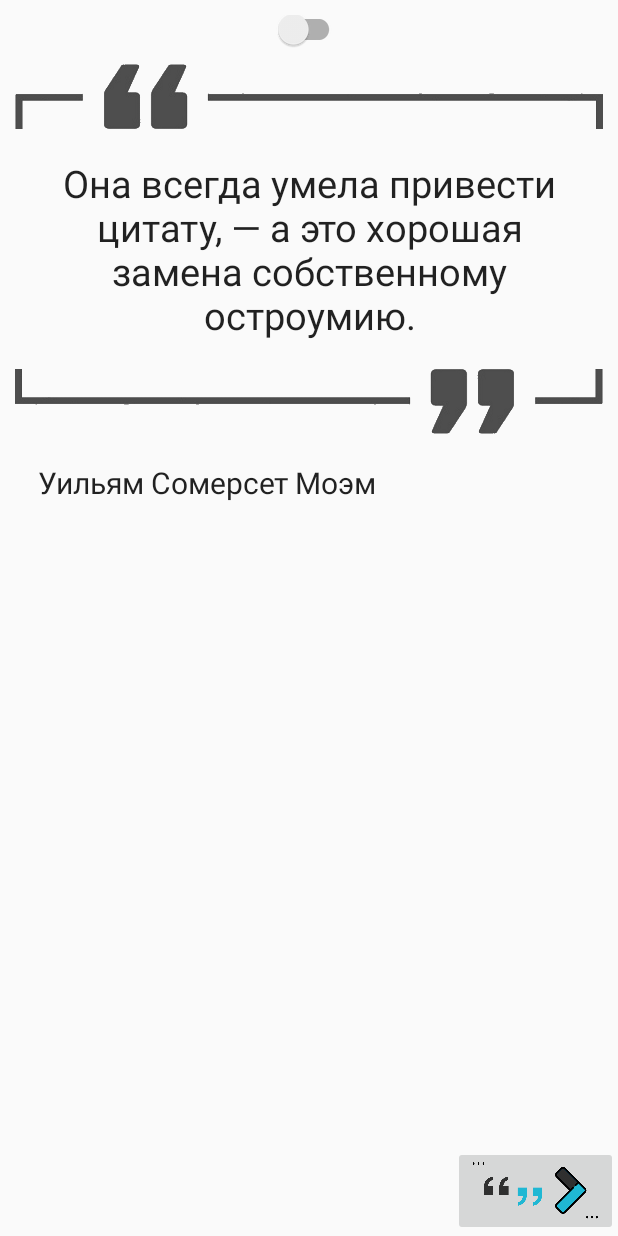
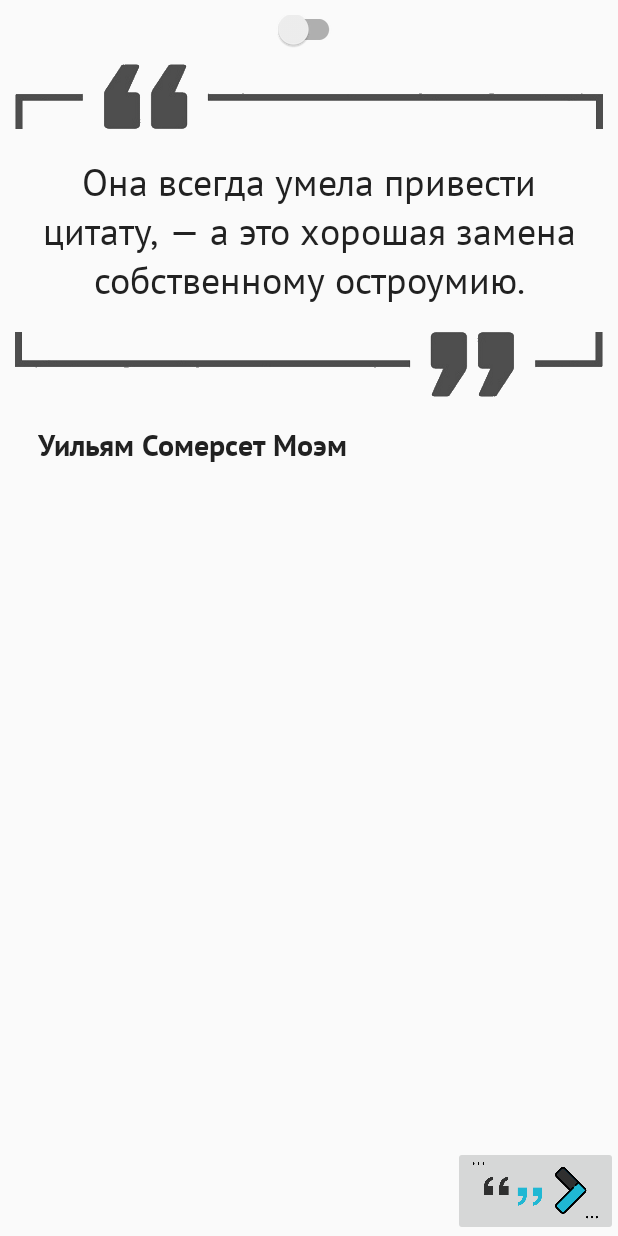
Before and after one commit to oZBo/Wquote, an Android app: the layout activity_main.xml on its own in the app's theme, with its tools: preview values and no code run, on a phone screen of 412 x 824 dp. Run offline under Robolectric (Android 15) with nearby library versions, the phone set to English and light mode, and no system bars; plain views replace ToggleSwitch.

Commit message:
Add typeface to AnimationTextView

```diff
--- a/app/src/main/java/com/braincollaboration/wquote/widget/AnimationTextView.java
+++ b/app/src/main/java/com/braincollaboration/wquote/widget/AnimationTextView.java
@@ -1,12 +1,15 @@
 package com.braincollaboration.wquote.widget;
 
 import android.content.Context;
+import android.content.res.TypedArray;
+import android.graphics.Typeface;
 import android.support.annotation.Nullable;
 import android.util.AttributeSet;
 import android.view.animation.Animation;
 
 import com.braincollaboration.wquote.R;
 import com.braincollaboration.wquote.utils.AnimationUtil;
+import com.braincollaboration.wquote.utils.Constants;
 
 /**
  * Created by evhenii on 06.09.17.
@@ -15,6 +18,8 @@ import com.braincollaboration.wquote.utils.AnimationUtil;
 public class AnimationTextView extends android.support.v7.widget.AppCompatTextView {
 
     private final static long ANIM_DURATION = 750;
+    private final static int TEXT_STYLE_REGULAR = 1;
+    private final static int TEXT_STYLE_BOLD = 2;
 
     private Animation fromRightToCenter, fromCenterToLeft;
     private String currentValue;
@@ -30,6 +35,7 @@ public class AnimationTextView extends android.support.v7.widget.AppCompatTextVi
     public AnimationTextView(Context context, @Nullable AttributeSet attrs, int defStyleAttr) {
         super(context, attrs, defStyleAttr);
         initAnimations();
+        initTypeface(attrs);
     }
 
     public void updateTextValue(String value) {
@@ -37,6 +43,24 @@ public class AnimationTextView extends android.support.v7.widget.AppCompatTextVi
             currentValue = value;
             startAnimation(fromCenterToLeft);
         }
+    }
+
+    private void initTypeface(@Nullable AttributeSet attrs) {
+        Typeface face = Typeface.createFromAsset(getContext().getAssets(), Constants.CUSTOM_FONT_REGULAR);
+        if (attrs != null) {
+            final TypedArray a = getContext().obtainStyledAttributes(attrs, R.styleable.AnimationTextView);
+            int textStyle = a.getInteger(R.styleable.AnimationTextView_text_style, TEXT_STYLE_REGULAR);
+            switch (textStyle) {
+                case TEXT_STYLE_REGULAR:
+                    face = Typeface.createFromAsset(getContext().getAssets(), Constants.CUSTOM_FONT_REGULAR);
+                    break;
+                case TEXT_STYLE_BOLD:
+                    face = Typeface.createFromAsset(getContext().getAssets(), Constants.CUSTOM_FONT_BOLD);
+                    break;
+            }
+            a.recycle();
+        }
+        setTypeface(face);
     }
 
     private void initAnimations() {
--- a/app/src/main/res/layout/activity_main.xml
+++ b/app/src/main/res/layout/activity_main.xml
@@ -47,7 +47,8 @@
                     android:gravity="center"
                     android:padding="15dp"
                     android:text="@string/default_quote"
-                    android:textSize="25sp" />
+                    android:textSize="25sp"
+                    custom:text_style="regular" />
 
             </LinearLayout>
 
@@ -68,7 +69,8 @@
             android:gravity="start"
             android:padding="15dp"
             android:text="@string/default_quote_author"
-            android:textSize="20sp" />
+            android:textSize="20sp"
+            custom:text_style="bold" />
 
     </LinearLayout>
 
```
Also changed, not shown: app/src/main/java/com/braincollaboration/wquote/activity/MainActivity.java (+0 -8 lines), app/src/main/res/values/attr.xml (added, +9 -0 lines).
